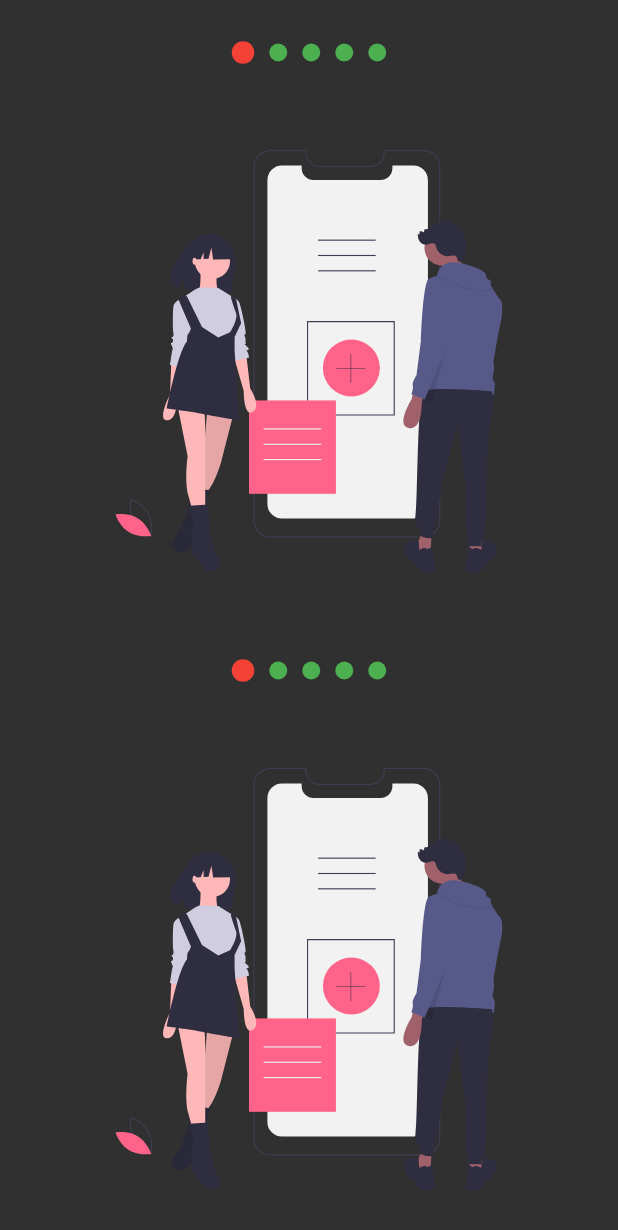
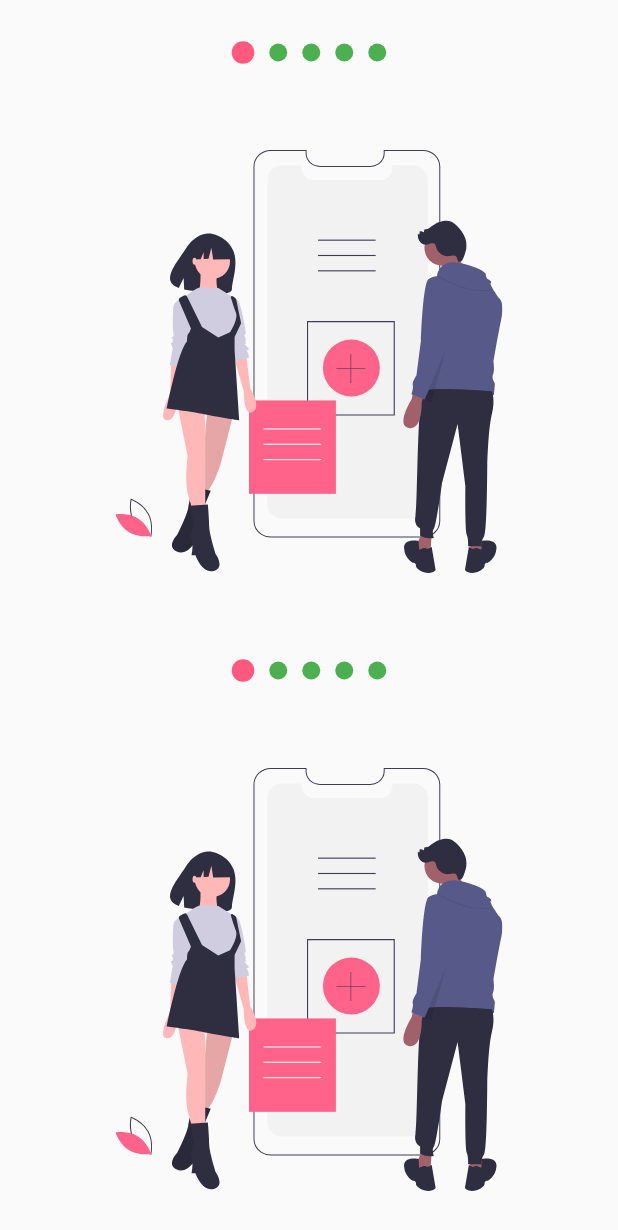
Before and after one commit to pedromolesp/flutter-disenos-profesionales, a Flutter app: the screen it shows after launch, after a tap on "Slideshow", on a phone screen of 412 x 824 dp. Shown: the top 1230 px of the screen. Run offline on Flutter 3.47's test engine with Material 2 defaults, Android fonts, the phone set to English and light mode, and no system bars; our stand-ins replace animate_do, flutter_svg, font_awesome_flutter.

Commit message:
135 terminado

```diff
--- a/lib/main.dart
+++ b/lib/main.dart
@@ -7,15 +7,16 @@ import 'package:provider/provider.dart';
 // import 'package:disenos/src/pages/animaciones_page.dart';
 
 void main() => runApp(
-    ChangeNotifierProvider(create: (_) => new ThemeChanger(), child: MyApp()));
+    ChangeNotifierProvider(create: (_) => new ThemeChanger(3), child: MyApp()));
 
 class MyApp extends StatelessWidget {
   @override
   Widget build(BuildContext context) {
+    final appTheme = Provider.of<ThemeChanger>(context).currentTheme;
     return MaterialApp(
         debugShowCheckedModeBanner: false,
         title: 'Diseños App',
-        theme: ThemeData.dark(),
+        theme: appTheme,
         home: LauncherPage());
   }
 }
--- a/lib/src/pages/launcher_page.dart
+++ b/lib/src/pages/launcher_page.dart
@@ -19,17 +19,18 @@ class LauncherPage extends StatelessWidget {
 class _ListaOpciones extends StatelessWidget {
   @override
   Widget build(BuildContext context) {
+    final appTheme = Provider.of<ThemeChanger>(context).currentTheme;
     return ListView.separated(
       physics: BouncingScrollPhysics(),
       itemBuilder: (context, i) => ListTile(
         leading: FaIcon(
           pageRoutes[i].icon,
-          color: Colors.blue,
+          color: appTheme.accentColor,
         ),
         title: Text(pageRoutes[i].titulo),
         trailing: Icon(
           Icons.chevron_right,
-          color: Colors.blue,
+          color: appTheme.accentColor,
         ),
         onTap: () {
           Navigator.push(
@@ -39,7 +40,7 @@ class _ListaOpciones extends StatelessWidget {
         },
       ),
       separatorBuilder: (context, i) => Divider(
-        color: Colors.blue,
+        color: appTheme.primaryColorLight,
       ),
       itemCount: pageRoutes.length,
     );
@@ -50,6 +51,7 @@ class _MenuPrincipal extends StatelessWidget {
   @override
   Widget build(BuildContext context) {
     final appTheme = Provider.of<ThemeChanger>(context);
+    Color accentColor = appTheme.currentTheme.accentColor;
     return Drawer(
       child: Container(
           child: Column(
@@ -59,6 +61,7 @@ class _MenuPrincipal extends StatelessWidget {
               height: 200,
               width: double.infinity,
               child: CircleAvatar(
+                backgroundColor: accentColor,
                 child: Text(
                   "FH",
                   style: TextStyle(
@@ -75,10 +78,10 @@ class _MenuPrincipal extends StatelessWidget {
             right: false,
             top: false,
             child: ListTile(
-              leading: Icon(Icons.lightbulb_outline, color: Colors.blue),
+              leading: Icon(Icons.lightbulb_outline, color: accentColor),
               title: Text("Dark Mode"),
               trailing: Switch.adaptive(
-                activeColor: Colors.blue,
+                activeColor: accentColor,
                 value: appTheme.darkTheme,
                 onChanged: (value) {
                   appTheme.darkTheme = value;
@@ -87,10 +90,10 @@ class _MenuPrincipal extends StatelessWidget {
             ),
           ),
           ListTile(
-            leading: Icon(Icons.lightbulb_outline, color: Colors.blue),
+            leading: Icon(Icons.lightbulb_outline, color: accentColor),
             title: Text("Custom Theme"),
             trailing: Switch.adaptive(
-              activeColor: Colors.blue,
+              activeColor: accentColor,
               value: appTheme.customTheme,
               onChanged: (value) {
                 appTheme.customTheme = value;
--- a/lib/src/pages/slideshow_page.dart
+++ b/lib/src/pages/slideshow_page.dart
@@ -1,6 +1,8 @@
+import 'package:disenos/src/theme/theme.dart';
 import 'package:disenos/src/widgets/slideshow.dart';
 import 'package:flutter/material.dart';
 import 'package:flutter_svg/flutter_svg.dart';
+import 'package:provider/provider.dart';
 
 class SlideShowPage extends StatelessWidget {
   @override
@@ -23,9 +25,11 @@ class MiSlideShow extends StatelessWidget {
 
   @override
   Widget build(BuildContext context) {
+    final appTheme = Provider.of<ThemeChanger>(context);
+    Color accentColor = appTheme.currentTheme.accentColor;
     return SlideShow(
       puntosArriba: true,
-      colorPrimario: Colors.red,
+      colorPrimario: (appTheme.darkTheme) ? accentColor : Color(0xffFF5A7E),
       colorSecundario: Colors.green,
       bulletPrimario: 15,
       bulletSecundario: 12,
--- a/lib/src/theme/theme.dart
+++ b/lib/src/theme/theme.dart
@@ -3,19 +3,54 @@ import 'package:flutter/material.dart';
 class ThemeChanger with ChangeNotifier {
   bool _darkTheme = false;
   bool _customTheme = false;
+  ThemeData _currentTheme;
 
   bool get darkTheme => this._darkTheme;
   bool get customTheme => this._customTheme;
+  ThemeData get currentTheme => this._currentTheme;
+  ThemeChanger(int theme) {
+    switch (theme) {
+      case 1: //light
+        _darkTheme = false;
+        _customTheme = false;
+        _currentTheme = ThemeData.light();
+        break;
+      case 2: //dark
+        _darkTheme = true;
+        _customTheme = false;
+        _currentTheme = ThemeData.dark();
+        break;
+      case 3: //custom
+        _darkTheme = false;
+        _customTheme = true;
+        _currentTheme = ThemeData.light();
 
+        break;
+      default:
+        _darkTheme = false;
+        _customTheme = false;
+        _currentTheme = ThemeData.light();
+    }
+  }
   set darkTheme(bool value) {
     _customTheme = false;
     _darkTheme = value;
+    if (value) {
+      _currentTheme = ThemeData.dark();
+    } else
+      _currentTheme = ThemeData.light();
+
     notifyListeners();
   }
 
   set customTheme(bool value) {
     _customTheme = false;
     _darkTheme = value;
+    if (value) {
+      _currentTheme = ThemeData.light();
+    } else
+      _currentTheme = ThemeData.light();
+
     notifyListeners();
   }
 }
```
